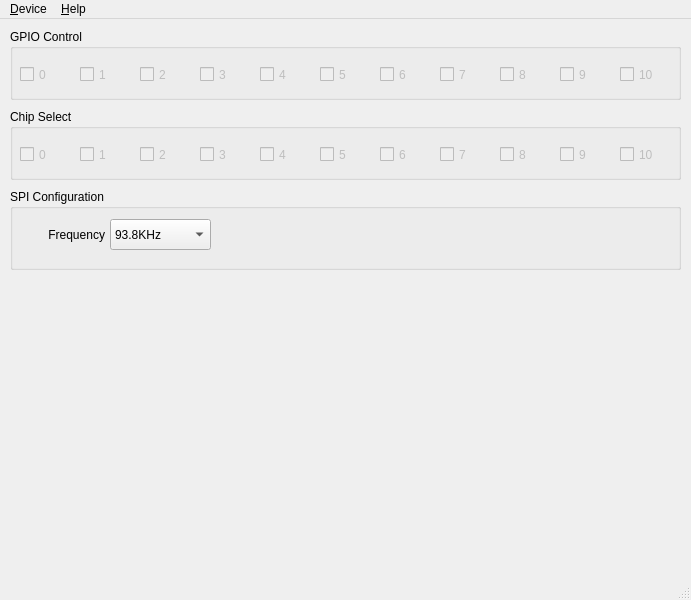
Before: the Qt Designer form src/devicewindow.ui in bloguetronica/cp2130-com, drawn with Qt 5.
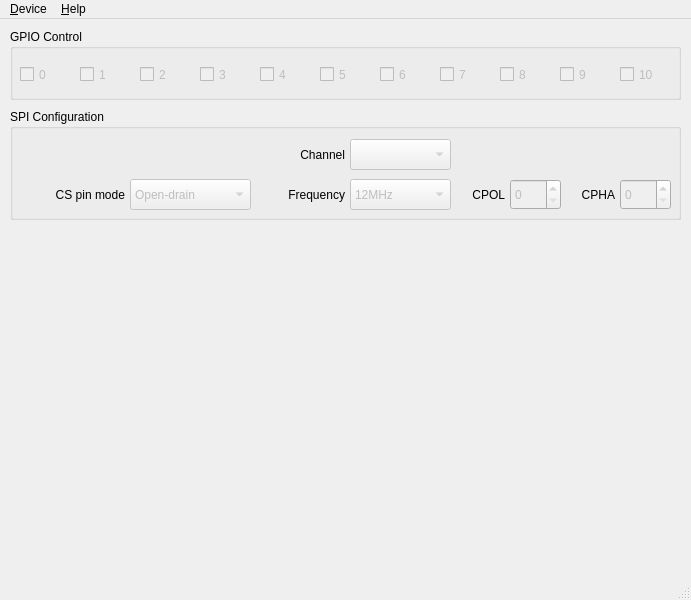
After: the same form once the commit is applied. Icons and pictures are not drawn.

Patch:
```diff
--- a/src/devicewindow.ui
+++ b/src/devicewindow.ui
@@ -235,216 +235,72 @@
       <x>10</x>
       <y>90</y>
       <width>671</width>
-      <height>71</height>
-     </rect>
-    </property>
-    <property name="title">
-     <string>Chip Select</string>
-    </property>
-    <widget class="QCheckBox" name="checkBoxCS0">
-     <property name="enabled">
-      <bool>false</bool>
-     </property>
-     <property name="geometry">
-      <rect>
-       <x>10</x>
-       <y>35</y>
-       <width>51</width>
-       <height>21</height>
-      </rect>
-     </property>
-     <property name="text">
-      <string>0</string>
-     </property>
-    </widget>
-    <widget class="QCheckBox" name="checkBoxCS1">
-     <property name="enabled">
-      <bool>false</bool>
-     </property>
-     <property name="geometry">
-      <rect>
-       <x>70</x>
-       <y>35</y>
-       <width>51</width>
-       <height>21</height>
-      </rect>
-     </property>
-     <property name="text">
-      <string>1</string>
-     </property>
-    </widget>
-    <widget class="QCheckBox" name="checkBoxCS2">
-     <property name="enabled">
-      <bool>false</bool>
-     </property>
-     <property name="geometry">
-      <rect>
-       <x>130</x>
-       <y>35</y>
-       <width>51</width>
-       <height>21</height>
-      </rect>
-     </property>
-     <property name="text">
-      <string>2</string>
-     </property>
-    </widget>
-    <widget class="QCheckBox" name="checkBoxCS3">
-     <property name="enabled">
-      <bool>false</bool>
-     </property>
-     <property name="geometry">
-      <rect>
-       <x>190</x>
-       <y>35</y>
-       <width>51</width>
-       <height>21</height>
-      </rect>
-     </property>
-     <property name="text">
-      <string>3</string>
-     </property>
-    </widget>
-    <widget class="QCheckBox" name="checkBoxCS4">
-     <property name="enabled">
-      <bool>false</bool>
-     </property>
-     <property name="geometry">
-      <rect>
-       <x>250</x>
-       <y>35</y>
-       <width>51</width>
-       <height>21</height>
-      </rect>
-     </property>
-     <property name="text">
-      <string>4</string>
-     </property>
-    </widget>
-    <widget class="QCheckBox" name="checkBoxCS5">
-     <property name="enabled">
-      <bool>false</bool>
-     </property>
-     <property name="geometry">
-      <rect>
-       <x>310</x>
-       <y>35</y>
-       <width>51</width>
-       <height>21</height>
-      </rect>
-     </property>
-     <property name="text">
-      <string>5</string>
-     </property>
-    </widget>
-    <widget class="QCheckBox" name="checkBoxCS6">
-     <property name="enabled">
-      <bool>false</bool>
-     </property>
-     <property name="geometry">
-      <rect>
-       <x>370</x>
-       <y>35</y>
-       <width>51</width>
-       <height>21</height>
-      </rect>
-     </property>
-     <property name="text">
-      <string>6</string>
-     </property>
-    </widget>
-    <widget class="QCheckBox" name="checkBoxCS7">
-     <property name="enabled">
-      <bool>false</bool>
-     </property>
-     <property name="geometry">
-      <rect>
-       <x>430</x>
-       <y>35</y>
-       <width>51</width>
-       <height>21</height>
-      </rect>
-     </property>
-     <property name="text">
-      <string>7</string>
-     </property>
-    </widget>
-    <widget class="QCheckBox" name="checkBoxCS8">
-     <property name="enabled">
-      <bool>false</bool>
-     </property>
-     <property name="geometry">
-      <rect>
-       <x>490</x>
-       <y>35</y>
-       <width>51</width>
-       <height>21</height>
-      </rect>
-     </property>
-     <property name="text">
-      <string>8</string>
-     </property>
-    </widget>
-    <widget class="QCheckBox" name="checkBoxCS9">
-     <property name="enabled">
-      <bool>false</bool>
-     </property>
-     <property name="geometry">
-      <rect>
-       <x>550</x>
-       <y>35</y>
-       <width>51</width>
-       <height>21</height>
-      </rect>
-     </property>
-     <property name="text">
-      <string>9</string>
-     </property>
-    </widget>
-    <widget class="QCheckBox" name="checkBoxCS10">
-     <property name="enabled">
-      <bool>false</bool>
-     </property>
-     <property name="geometry">
-      <rect>
-       <x>610</x>
-       <y>35</y>
-       <width>51</width>
-       <height>21</height>
-      </rect>
-     </property>
-     <property name="text">
-      <string>10</string>
-     </property>
-    </widget>
-   </widget>
-   <widget class="QGroupBox" name="groupBoxSPIConfiguration">
-    <property name="geometry">
-     <rect>
-      <x>10</x>
-      <y>170</y>
-      <width>671</width>
-      <height>81</height>
+      <height>111</height>
      </rect>
     </property>
     <property name="title">
      <string>SPI Configuration</string>
     </property>
-    <widget class="QComboBox" name="comboBoxFrequency">
+    <widget class="QLabel" name="labelChannel">
      <property name="geometry">
       <rect>
-       <x>100</x>
+       <x>250</x>
+       <y>37</y>
+       <width>85</width>
+       <height>17</height>
+      </rect>
+     </property>
+     <property name="text">
+      <string>Channel</string>
+     </property>
+     <property name="alignment">
+      <set>Qt::AlignRight|Qt::AlignTrailing|Qt::AlignVCenter</set>
+     </property>
+    </widget>
+    <widget class="QComboBox" name="comboBoxChannel">
+     <property name="enabled">
+      <bool>false</bool>
+     </property>
+     <property name="geometry">
+      <rect>
+       <x>340</x>
        <y>30</y>
        <width>101</width>
        <height>31</height>
       </rect>
      </property>
-     <property name="currentText">
-      <string>93.8KHz</string>
+    </widget>
+    <widget class="QLabel" name="labelCSPinMode">
+     <property name="geometry">
+      <rect>
+       <x>10</x>
+       <y>77</y>
+       <width>105</width>
+       <height>17</height>
+      </rect>
      </property>
+     <property name="text">
+      <string>CS pin mode</string>
+     </property>
+     <property name="alignment">
+      <set>Qt::AlignRight|Qt::AlignTrailing|Qt::AlignVCenter</set>
+     </property>
+    </widget>
+    <widget class="QComboBox" name="comboBoxCSPinMode">
+     <property name="enabled">
+      <bool>false</bool>
+     </property>
+     <property name="geometry">
+      <rect>
+       <x>120</x>
+       <y>70</y>
+       <width>121</width>
+       <height>31</height>
+      </rect>
+     </property>
      <item>
       <property name="text">
-       <string>93.8KHz</string>
+       <string>Open-drain</string>
       </property>
      </item>
      <item>
@@ -486,8 +342,8 @@
     <widget class="QLabel" name="labelFrequency">
      <property name="geometry">
       <rect>
-       <x>10</x>
-       <y>37</y>
+       <x>250</x>
+       <y>77</y>
        <width>85</width>
        <height>17</height>
       </rect>
@@ -499,6 +355,123 @@
       <set>Qt::AlignRight|Qt::AlignTrailing|Qt::AlignVCenter</set>
      </property>
     </widget>
+    <widget class="QComboBox" name="comboBoxFrequency">
+     <property name="enabled">
+      <bool>false</bool>
+     </property>
+     <property name="geometry">
+      <rect>
+       <x>340</x>
+       <y>70</y>
+       <width>101</width>
+       <height>31</height>
+      </rect>
+     </property>
+     <item>
+      <property name="text">
+       <string>12MHz</string>
+      </property>
+     </item>
+     <item>
+      <property name="text">
+       <string>6MHz</string>
+      </property>
+     </item>
+     <item>
+      <property name="text">
+       <string>3MHz</string>
+      </property>
+     </item>
+     <item>
+      <property name="text">
+       <string>1.5MHz</string>
+      </property>
+     </item>
+     <item>
+      <property name="text">
+       <string>750KHz</string>
+      </property>
+     </item>
+     <item>
+      <property name="text">
+       <string>375KHz</string>
+      </property>
+     </item>
+     <item>
+      <property name="text">
+       <string>187.5KHz</string>
+      </property>
+     </item>
+     <item>
+      <property name="text">
+       <string>93.8KHz</string>
+      </property>
+     </item>
+    </widget>
+    <widget class="QLabel" name="labelCPol">
+     <property name="geometry">
+      <rect>
+       <x>450</x>
+       <y>77</y>
+       <width>45</width>
+       <height>17</height>
+      </rect>
+     </property>
+     <property name="text">
+      <string>CPOL</string>
+     </property>
+     <property name="alignment">
+      <set>Qt::AlignRight|Qt::AlignTrailing|Qt::AlignVCenter</set>
+     </property>
+    </widget>
+    <widget class="QSpinBox" name="spinBoxCPol">
+     <property name="enabled">
+      <bool>false</bool>
+     </property>
+     <property name="geometry">
+      <rect>
+       <x>500</x>
+       <y>70</y>
+       <width>51</width>
+       <height>31</height>
+      </rect>
+     </property>
+     <property name="maximum">
+      <number>1</number>
+     </property>
+    </widget>
+    <widget class="QLabel" name="labelCPha">
+     <property name="geometry">
+      <rect>
+       <x>560</x>
+       <y>77</y>
+       <width>45</width>
+       <height>17</height>
+      </rect>
+     </property>
+     <property name="text">
+      <string>CPHA</string>
+     </property>
+     <property name="alignment">
+      <set>Qt::AlignRight|Qt::AlignTrailing|Qt::AlignVCenter</set>
+     </property>
+    </widget>
+    <widget class="QSpinBox" name="spinBoxCPha">
+     <property name="enabled">
+      <bool>false</bool>
+     </property>
+     <property name="geometry">
+      <rect>
+       <x>610</x>
+       <y>70</y>
+       <width>51</width>
+       <height>31</height>
+      </rect>
+     </property>
+     <property name="maximum">
+      <number>1</number>
+     </property>
+    </widget>
    </widget>
   </widget>
   <widget class="QMenuBar" name="menuBar">
```
Left out of the diff: 34 changed lines with no effect on the pictures.
